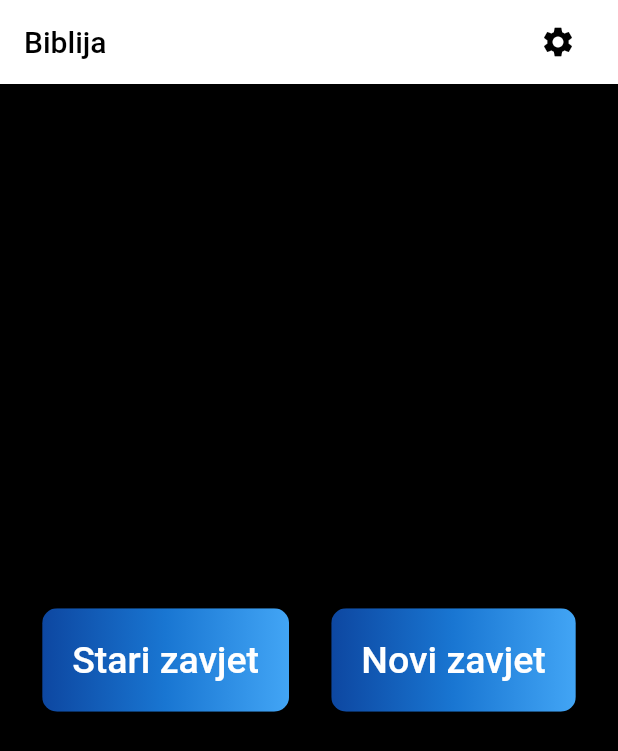
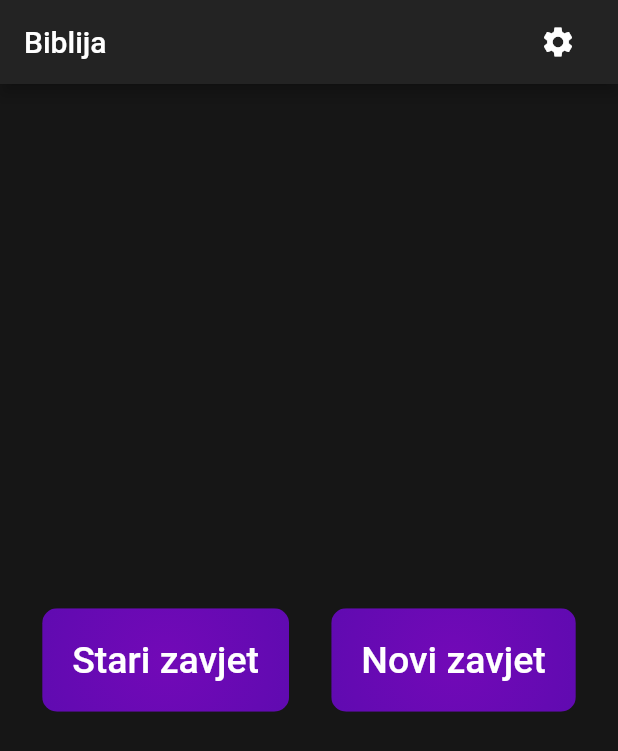
Before and after one commit to IvanVnucec/Biblija-KS, a Flutter app: the screen it shows after launch, on a phone screen of 412 x 824 dp. Shown: the top 751 px of the screen. Run offline on Flutter 3.47's test engine with Material 2 defaults, Android fonts, the phone set to English and light mode, and no system bars.

Commit message:
change colors

```diff
--- a/app/bible/lib/pages/home.dart
+++ b/app/bible/lib/pages/home.dart
@@ -11,8 +11,8 @@ class MyHome extends StatelessWidget {
       title: 'Biblija',
       home: Scaffold(
         appBar: AppBar(
-            foregroundColor: Colors.black,
-            backgroundColor: Colors.white,
+            foregroundColor: Colors.white,
+            backgroundColor: const Color.fromRGBO(35, 35, 35, 1.0),
             title: Row(
               mainAxisAlignment: MainAxisAlignment.spaceBetween,
               children: [
@@ -28,7 +28,7 @@ class MyHome extends StatelessWidget {
                 ),
               ],
             )),
-        backgroundColor: Colors.black,
+        backgroundColor: const Color.fromRGBO(22, 22, 22, 1.0),
         body: Center(
           child: Row(
             mainAxisAlignment: MainAxisAlignment.spaceEvenly,
@@ -73,11 +73,11 @@ class TestamentButtons extends ClipRRect {
               Positioned.fill(
                 child: Container(
                   decoration: const BoxDecoration(
-                    gradient: LinearGradient(
+                    gradient: RadialGradient(
+                      radius: 3.0,
                       colors: <Color>[
-                        Color(0xFF0D47A1),
-                        Color(0xFF1976D2),
-                        Color(0xFF42A5F5)
+                        Color.fromRGBO(114, 9, 183, 1.0),
+                        Color.fromRGBO(72, 12, 168, 1.0),
                       ],
                     ),
                   ),
```
